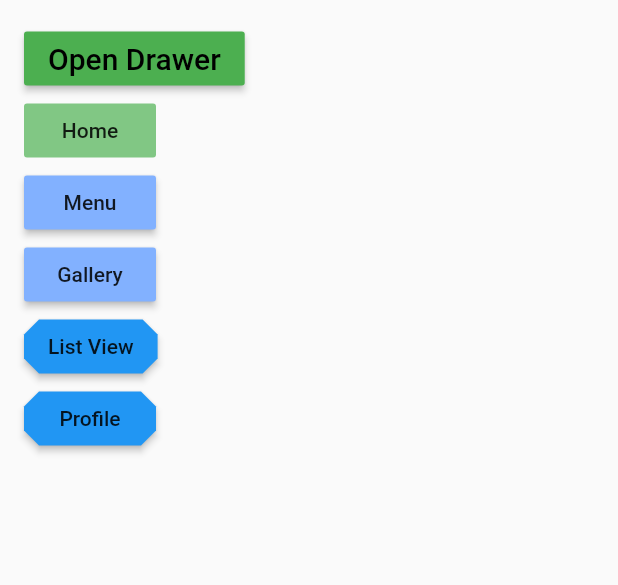
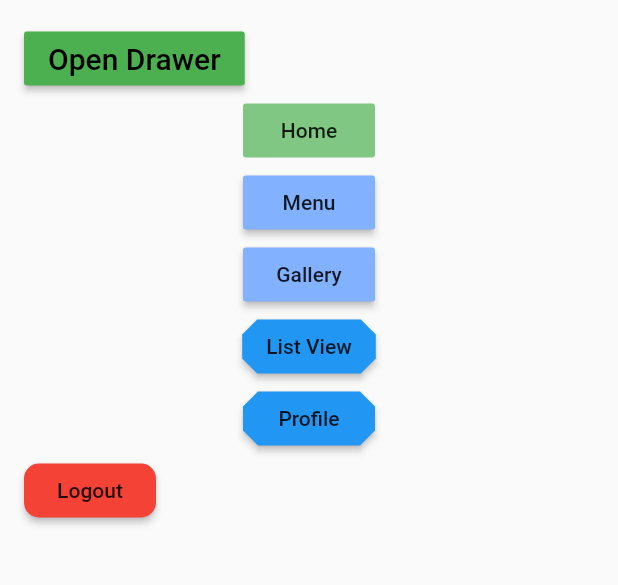
Before and after one commit to ishworpanta10/flutterlogin, a Flutter app: the HomePage screen opened directly, on a phone screen of 412 x 824 dp, the part 378-963 px from its top. Run offline on Flutter 3.47's test engine with Material 2 defaults, Android fonts, the phone set to English and light mode, and no system bars.

Commit message:
Drawer Icon

```diff
--- a/lib/containerpage.dart
+++ b/lib/containerpage.dart
@@ -45,7 +45,7 @@ class ContainerDemo extends StatelessWidget {
             child: Center(
               child: Container(
                 padding: EdgeInsets.symmetric(horizontal: 16.0,vertical: 5.0),
-                color: Colors.black87,
+               // color: Colors.black87,
                 child: Text('Container with background image', style: textStyle)
               ),
             ),
--- a/lib/gallerypage.dart
+++ b/lib/gallerypage.dart
@@ -42,15 +42,15 @@ var photo =[
 
               Text(photos["name"],style:TextStyle(fontSize: 20.0 ),textAlign: TextAlign.center,),
              // Raised Button icon
-              RaisedButton.icon(
-            icon: Icon(Icons.add_a_photo),
-            onPressed: (){
-              Navigator.push(context, MaterialPageRoute(
-                builder: (BuildContext context)=>GalleryPage(),
-              ));
-            },
-            label: Text('Add Photo'),
-          ),
+          //     RaisedButton.icon(
+          //   icon: Icon(Icons.add_a_photo),
+          //   onPressed: (){
+          //     Navigator.push(context, MaterialPageRoute(
+          //       builder: (BuildContext context)=>GalleryPage(),
+          //     ));
+          //   },
+          //   label: Text('Add Photo'),
+          // ),
               ],
 
             ),
@@ -80,6 +80,7 @@ var photo =[
 
         children: GalleryPhotos,
       ),
+
     );
   }
 }
--- a/lib/homepage.dart
+++ b/lib/homepage.dart
@@ -5,6 +5,7 @@ import 'profilepage.dart';
 import 'menupage.dart';
 import 'favouritepage.dart';
 import 'containerpage.dart';
+import 'loginpage.dart';
 
 class HomePage extends StatelessWidget {
   @override
@@ -83,6 +84,8 @@ class HomePage extends StatelessWidget {
             )
           ),
           //Flat Button
+        Center(
+          child:
           FlatButton(
             color: Colors.green[300],
             child: Text("Home"),
@@ -92,7 +95,10 @@ class HomePage extends StatelessWidget {
               ),);
             },
           ),
+        ),
           //Raised  Button
+          Center(
+            child:
            RaisedButton(
             color: Colors.blueAccent[100],
             child: Text("Menu"),
@@ -102,7 +108,11 @@ class HomePage extends StatelessWidget {
               ),);
             },
           ),
+          ),
+
           //material button
+          Center(
+            child:
            MaterialButton(
             color: Colors.blueAccent[100],
             child: Text("Gallery"),
@@ -112,6 +122,11 @@ class HomePage extends StatelessWidget {
               ),);
             },
           ),
+          ),
+
+          Center(
+            child:
+
            RaisedButton(
             shape: BeveledRectangleBorder(
               borderRadius: BorderRadius.circular(10.0)
@@ -124,6 +139,9 @@ class HomePage extends StatelessWidget {
               ),);
             },
           ),
+          ),
+            Center(
+              child:
               RaisedButton(
             shape: BeveledRectangleBorder(
               borderRadius: BorderRadius.circular(10.0)
@@ -136,6 +154,21 @@ class HomePage extends StatelessWidget {
              ));
             },
           ),
+            ),
+
+
+            //Logout Button
+            RaisedButton(
+              shape: RoundedRectangleBorder(
+                borderRadius:BorderRadius.circular(10)
+              ),
+              child: Text("Logout"),
+              color: Colors.red ,
+              onPressed:(){ Navigator.push(context, MaterialPageRoute(
+                builder:(context)=>LoginPage()
+                ));
+              }
+               )
 
 
 
@@ -151,12 +184,31 @@ class HomePage extends StatelessWidget {
   Widget _buildDrawer(BuildContext context) {
     return ListView(
       children: <Widget>[
-        DrawerHeader(
-          decoration: BoxDecoration(
-            color: Colors.green
-          ),
-          child: Text("Menu Items",style: TextStyle(fontSize: 30,color: Colors.black),),
-        ),//SizedBox(height: 30,),
+        // DrawerHeader(
+        //   decoration: BoxDecoration(
+        //     color: Colors.green
+        //   ),
+        //   child: Text("Menu Items",style: TextStyle(fontSize: 30,color: Colors.black),),
+        // ),SizedBox(height: 30,),
+
+          UserAccountsDrawerHeader(
+            accountName: Text("Ishwor Panta"),
+            accountEmail: Text("ishworpanta10@gmail.com"),
+            decoration: BoxDecoration(
+              image: DecorationImage(
+                fit: BoxFit.fill,
+                image: AssetImage("assets/login_back.jpg"),
+
+              ),
+
+            ),
+            currentAccountPicture: GestureDetector(
+              onTap: ()=>Navigator.of(context).push(MaterialPageRoute(builder: (BuildContext context)=>ProfilePage())),
+              child: CircleAvatar(backgroundImage: AssetImage("assets/ishwor.jpg"),),
+            ),
+
+             ),
+
         ListTile(
           leading: Icon(Icons.home),
           title: Text("Home"),
```
